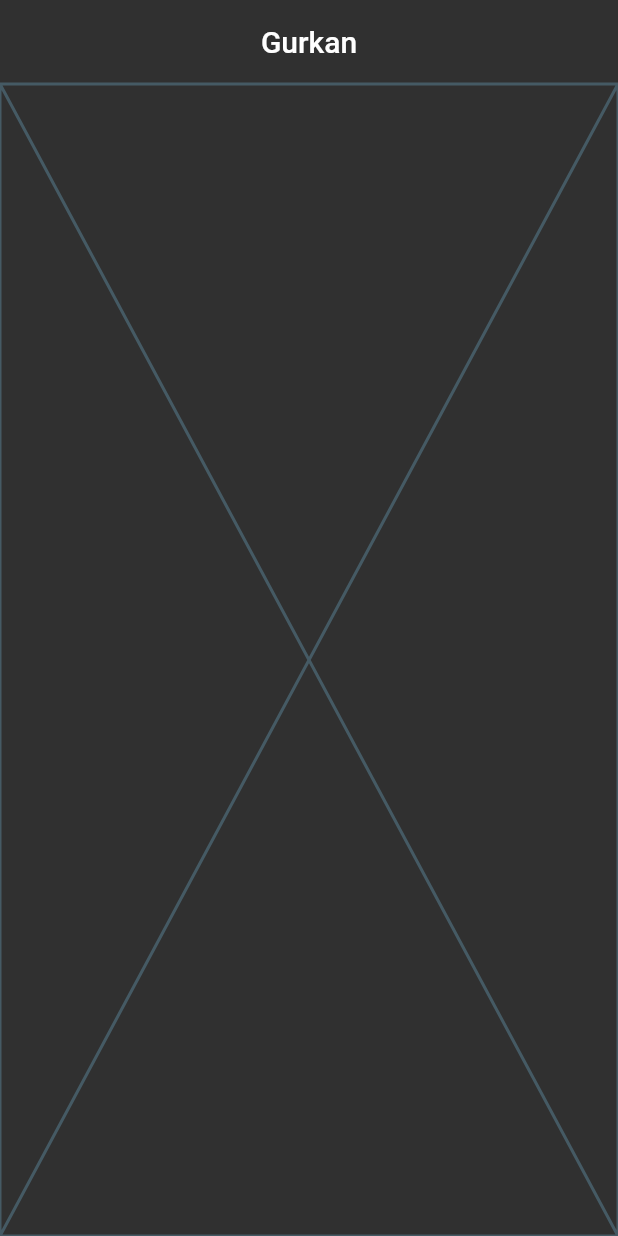
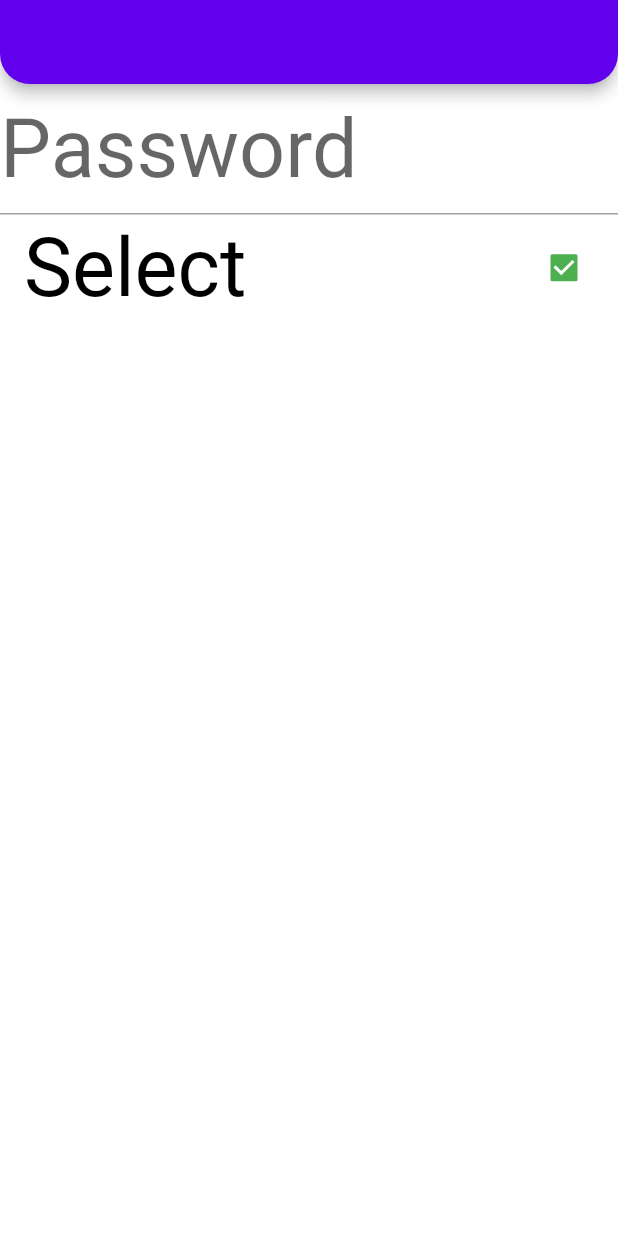
Before and after one commit to gurkanmutllu/flutter_full_learn, a Flutter app: the screen it shows after launch, on a phone screen of 412 x 824 dp. Run offline on Flutter 3.47's test engine with Material 2 defaults, Android fonts, the light colour scheme and no system bars; our stand-ins replace dio, flutter_spinkit.

Commit message:
ders10 bitti

```diff
--- /dev/null
+++ b/lib/202/theme/light_theme.dart
@@ -0,0 +1,29 @@
+import 'dart:ui';
+
+import 'package:flutter/material.dart';
+
+class LightTheme {
+  final _lightColor = _LightColor();
+
+  late ThemeData theme;
+
+  LightTheme() {
+    theme = ThemeData(
+        appBarTheme: AppBarTheme(
+            shape: RoundedRectangleBorder(borderRadius: BorderRadius.vertical(bottom: Radius.circular(20)))),
+        scaffoldBackgroundColor: Colors.white.withOpacity(0.8),
+        floatingActionButtonTheme: FloatingActionButtonThemeData(backgroundColor: Colors.green),
+        buttonTheme: ButtonThemeData(colorScheme: ColorScheme.light(onSecondary: _lightColor.purple)),
+        colorScheme: ColorScheme.light(),
+        checkboxTheme: CheckboxThemeData(
+            fillColor: MaterialStateProperty.all(Colors.green), side: BorderSide(color: Colors.green)),
+        textTheme: ThemeData.light().textTheme.copyWith(
+              subtitle1: TextStyle(fontSize: 54, color: _lightColor.black),
+            ));
+  }
+}
+
+class _LightColor {
+  final Color black = Colors.black;
+  final Color purple = Colors.purple;
+}
--- /dev/null
+++ b/lib/202/theme_learn_view.dart
@@ -0,0 +1,28 @@
+import 'package:flutter/material.dart';
+import 'package:flutter_full_learn/demos/password_text_field.dart';
+
+class ThemeLearnView extends StatefulWidget {
+  const ThemeLearnView({super.key});
+
+  @override
+  State<ThemeLearnView> createState() => _ThemeLearnViewState();
+}
+
+class _ThemeLearnViewState extends State<ThemeLearnView> {
+  @override
+  Widget build(BuildContext context) {
+    return Scaffold(
+      appBar: AppBar(),
+      body: Column(
+        children: [
+          PasswordTextField(),
+          CheckboxListTile(
+            value: true,
+            onChanged: (value) {},
+            title: Text('Select'),
+          )
+        ],
+      ),
+    );
+  }
+}
--- /dev/null
+++ b/lib/demos/password_text_field.dart
@@ -0,0 +1,42 @@
+import 'package:flutter/material.dart';
+
+class PasswordTextField extends StatefulWidget {
+  const PasswordTextField({super.key, this.controller});
+  final TextEditingController? controller;
+  @override
+  State<PasswordTextField> createState() => _PasswordTextFieldState();
+}
+
+class _PasswordTextFieldState extends State<PasswordTextField> {
+  final String _obsureText = '*';
+
+  bool _isSecure = true;
+  void _changeLoading() {
+    setState(() {
+      _isSecure = !_isSecure;
+    });
+  }
+
+  @override
+  Widget build(BuildContext context) {
+    return TextField(
+      controller: widget.controller,
+      autofillHints: [AutofillHints.password],
+      keyboardType: TextInputType.visiblePassword,
+      obscureText: _isSecure,
+      obscuringCharacter: _obsureText,
+      decoration: InputDecoration(suffix: _onVisiblityIcon(), border: UnderlineInputBorder(), hintText: 'Password'),
+    );
+  }
+
+  IconButton _onVisiblityIcon() {
+    return IconButton(
+      onPressed: _changeLoading,
+      icon: AnimatedCrossFade(
+          firstChild: const Icon(Icons.visibility_outlined),
+          secondChild: const Icon(Icons.visibility_off_outlined),
+          crossFadeState: _isSecure ? CrossFadeState.showFirst : CrossFadeState.showSecond,
+          duration: const Duration(seconds: 2)),
+    );
+  }
+}
--- a/lib/main.dart
+++ b/lib/main.dart
@@ -14,6 +14,7 @@ import 'package:flutter_full_learn/101/list_tile_learn.dart';
 import 'package:flutter_full_learn/101/padding_learn.dart';
 import 'package:flutter_full_learn/101/stateless_learn.dart';
 import 'package:flutter_full_learn/101/text_learn_view.dart';
+import 'package:flutter_full_learn/202/theme/light_theme.dart';
 import 'package:flutter_full_learn/demos/note_demos_view.dart';
 
 import '101/button_learn.dart';
@@ -28,9 +29,11 @@ import '101/statefull_learn.dart';
 import '101/statefull_life_cycle_learn.dart';
 import '101/text_field_learn.dart';
 import '202/model_learn_view.dart';
+import '202/package_learn_view.dart';
 import '202/service/service_learn_view.dart';
 import '202/service/service_post_learn_view.dart';
 import '202/tab_learn.dart';
+import '202/theme_learn_view.dart';
 import 'demos/color_demos_view.dart';
 import 'demos/color_life_cycle_view.dart';
 import 'demos/my_collections_demos.dart';
@@ -48,42 +51,44 @@ class MyApp extends StatelessWidget {
     return MaterialApp(
       title: 'Flutter Demo',
       debugShowCheckedModeBanner: false,
-      theme: ThemeData.dark().copyWith(
-        tabBarTheme: TabBarTheme(
-          labelColor: Colors.white,
-          unselectedLabelColor: Colors.red,
-          indicatorSize: TabBarIndicatorSize.label,
-        ),
-        bottomAppBarTheme: BottomAppBarTheme(
-          shape: CircularNotchedRectangle(),
-        ),
-        progressIndicatorTheme: ProgressIndicatorThemeData(
-          color: Colors.white,
-        ),
-        cardTheme: CardTheme(
-          shape: RoundedRectangleBorder(borderRadius: BorderRadius.circular(20)),
-        ),
-        errorColor: ColorsItems.gurkan,
-        appBarTheme: AppBarTheme(
-          centerTitle: true,
-          systemOverlayStyle: SystemUiOverlayStyle.light,
-          backgroundColor: Colors.transparent,
-          // önde kalmasını sağlamak için elevation veriliyor.
-          elevation: 0,
-        ),
-        textSelectionTheme: TextSelectionThemeData(
-          selectionColor: Colors.red,
-          cursorColor: Colors.blue,
-        ),
-        inputDecorationTheme: InputDecorationTheme(
-          filled: true,
-          fillColor: Colors.white,
-          iconColor: Colors.blue,
-          border: OutlineInputBorder(),
-          floatingLabelStyle: TextStyle(color: Colors.blue, fontSize: 24, fontWeight: FontWeight.w600),
-        ),
-      ),
-      home: ServiceLearn(),
+      theme: LightTheme().theme,
+      home: ThemeLearnView(),
     );
   }
 }
+
+      // ThemeData.dark().copyWith(
+      //   tabBarTheme: TabBarTheme(
+      //     labelColor: Colors.white,
+      //     unselectedLabelColor: Colors.red,
+      //     indicatorSize: TabBarIndicatorSize.label,
+      //   ),
+      //   bottomAppBarTheme: BottomAppBarTheme(
+      //     shape: CircularNotchedRectangle(),
+      //   ),
+      //   progressIndicatorTheme: ProgressIndicatorThemeData(
+      //     color: Colors.white,
+      //   ),
+      //   cardTheme: CardTheme(
+      //     shape: RoundedRectangleBorder(borderRadius: BorderRadius.circular(20)),
+      //   ),
+      //   errorColor: ColorsItems.gurkan,
+      //   appBarTheme: AppBarTheme(
+      //     centerTitle: true,
+      //     systemOverlayStyle: SystemUiOverlayStyle.light,
+      //     backgroundColor: Colors.transparent,
+      //     // önde kalmasını sağlamak için elevation veriliyor.
+      //     elevation: 0,
+      //   ),
+      //   textSelectionTheme: TextSelectionThemeData(
+      //     selectionColor: Colors.red,
+      //     cursorColor: Colors.blue,
+      //   ),
+      //   inputDecorationTheme: InputDecorationTheme(
+      //     filled: true,
+      //     fillColor: Colors.white,
+      //     iconColor: Colors.blue,
+      //     border: OutlineInputBorder(),
+      //     floatingLabelStyle: TextStyle(color: Colors.blue, fontSize: 24, fontWeight: FontWeight.w600),
+      //   ),
+      // ),
--- a/pubspec.yaml
+++ b/pubspec.yaml
@@ -32,6 +32,12 @@ dependencies:
 
   shimmer: ^2.0.0
   dio: ^4.0.6
+
+  #Google
+  url_launcher: ^6.1.5
+
+  #Animation
+  flutter_spinkit: ^5.1.0
 
   # The following adds the Cupertino Icons font to your application.
   # Use with the CupertinoIcons class for iOS style icons.
```
Also changed, not shown: lib/202/package/launch_manager.dart (added, +9 -0 lines), lib/202/package/loading_bar.dart (added, +17 -0 lines), lib/202/package_learn_view.dart (added, +34 -0 lines), lib/202/widget_size_enum_learn_view.dart (added, +36 -0 lines), pubspec.lock, 1 other file.
